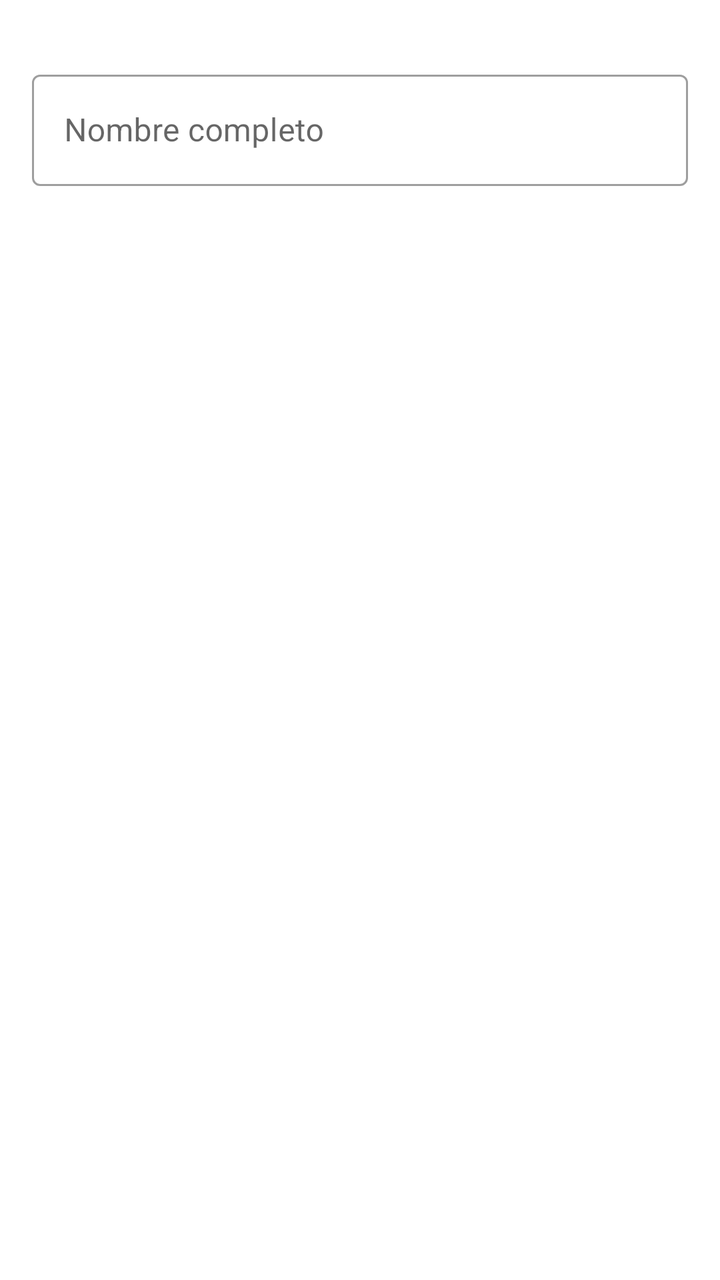
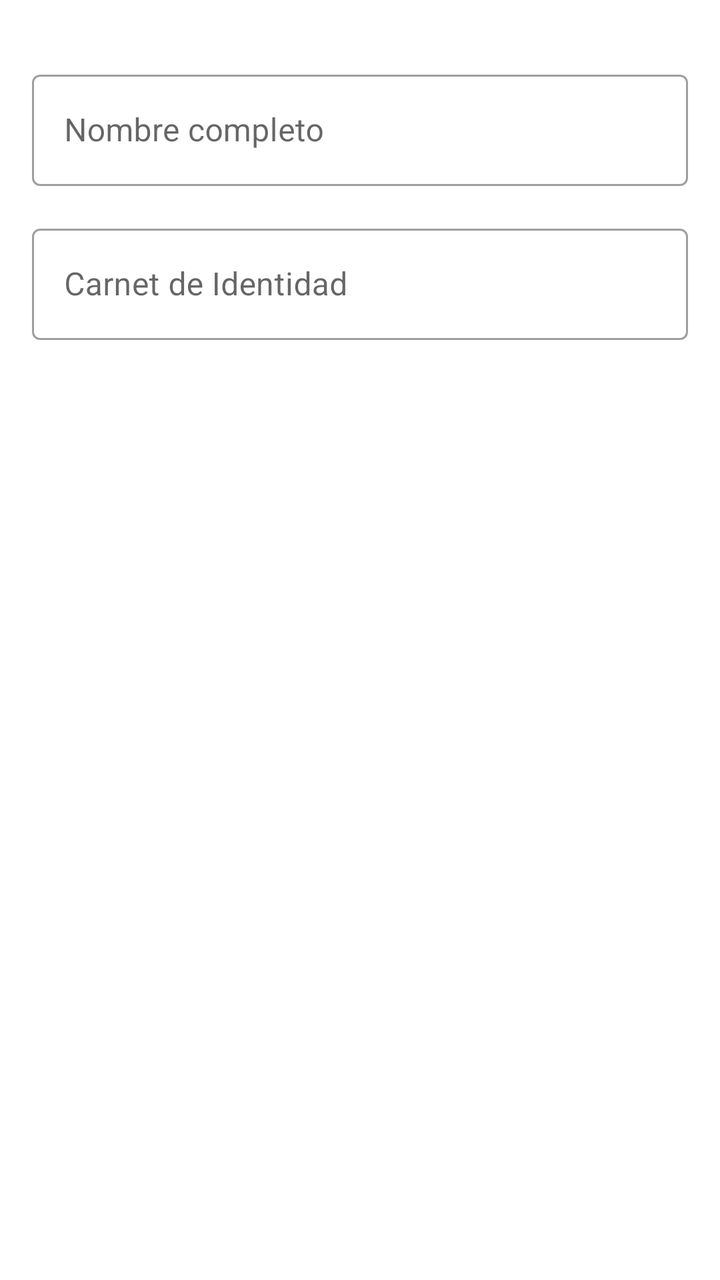

Before-and-after screenshots of an Android layout around one commit, followed by the original layout XML and the change that was made.
<!-- AndroidManifest.xml: application theme Theme.FunctionalProject -->
<!-- res/layout/dialog_add_gestor.xml -->
<?xml version="1.0" encoding="utf-8"?>
<LinearLayout xmlns:android="http://schemas.android.com/apk/res/android"
    android:layout_width="match_parent"
    android:layout_height="wrap_content"
    android:orientation="vertical"
    android:padding="16dp">

    <com.google.android.material.textfield.TextInputLayout
        android:layout_width="match_parent"
        android:layout_height="wrap_content"
        android:layout_marginTop="16dp"
        android:hint="Nombre completo"
        style="@style/Widget.MaterialComponents.TextInputLayout.OutlinedBox">

        <com.google.android.material.textfield.TextInputEditText
            android:id="@+id/etNombre"
            android:layout_width="match_parent"
            android:layout_height="wrap_content"
            android:inputType="textCapWords"
            android:maxLines="1"/>
    </com.google.android.material.textfield.TextInputLayout>

</LinearLayout>
<!-- resources referenced by this layout -->
<resources>
  <style name="Theme.FunctionalProject" parent="Theme.MaterialComponents.DayNight.DarkActionBar">
          
          <item name="colorPrimary">@color/purple_500</item>
          <item name="colorPrimaryVariant">@color/purple_700</item>
          <item name="colorOnPrimary">@color/white</item>
          
          <item name="colorSecondary">@color/teal_200</item>
          <item name="colorSecondaryVariant">@color/teal_700</item>
          <item name="colorOnSecondary">@color/black</item>
          
          <item name="android:statusBarColor" tools:targetApi="l">?attr/colorPrimaryVariant</item>
          
      </style>
  <color name="purple_500">#FF6200EE</color>
  <color name="purple_700">#FF3700B3</color>
  <color name="white">#FFFFFFFF</color>
  <color name="teal_200">#FF03DAC5</color>
  <color name="teal_700">#FF018786</color>
  <color name="black">#FF000000</color>
</resources>

<!-- the commit's change to res/layout/dialog_add_gestor.xml (unified diff, before → after) -->
@@ -20,4 +20,19 @@
             android:maxLines="1"/>
     </com.google.android.material.textfield.TextInputLayout>
 
+    <com.google.android.material.textfield.TextInputLayout
+        android:layout_width="match_parent"
+        android:layout_height="wrap_content"
+        android:layout_marginTop="16dp"
+        android:hint="Carnet de Identidad"
+        style="@style/Widget.MaterialComponents.TextInputLayout.OutlinedBox">
+
+        <com.google.android.material.textfield.TextInputEditText
+            android:id="@+id/etCI"
+            android:layout_width="match_parent"
+            android:layout_height="wrap_content"
+            android:inputType="number"
+            android:maxLines="1" />
+    </com.google.android.material.textfield.TextInputLayout>
+
 </LinearLayout>
